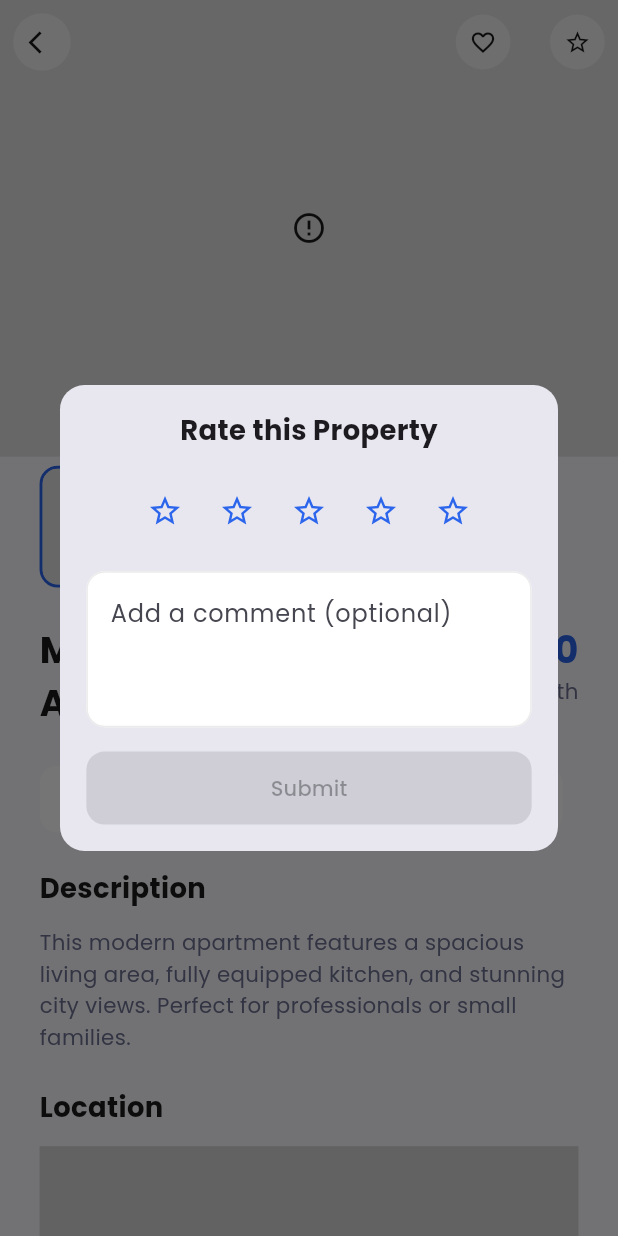
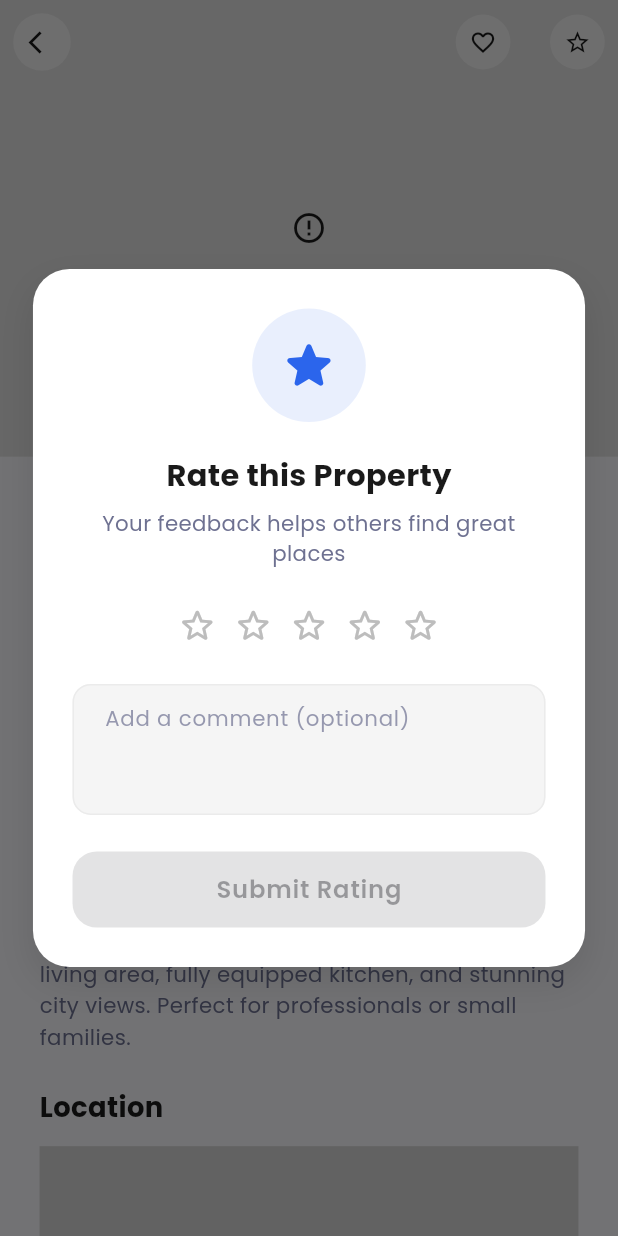
Before and after one commit to Edil-Ayehu/Home-Rental-App, a Flutter app: the PropertyDetailsScreen screen opened directly with sample values from the repository, after a tap on the "star border" icon, on a phone screen of 412 x 824 dp. Run offline on Flutter 3.47's test engine with Material 3 defaults, Android fonts, the phone set to English and light mode, and no system bars; drawn by our look-alikes of cached_network_image, google_maps_flutter; our stand-ins replace carousel_slider, flutter_dotenv, flutter_screenutil, go_router, google_fonts, image_picker and 2 more; accounts and stored records are empty; network calls fail.

Commit message:
rating dialog ui polish

```diff
--- a/lib/views/property_detail/widgets/rating_dialog.dart
+++ b/lib/views/property_detail/widgets/rating_dialog.dart
@@ -1,6 +1,7 @@
 import 'package:flutter/material.dart';
 import 'package:flutter_screenutil/flutter_screenutil.dart';
 import '../../../core/constants/color_constants.dart';
+import '../../../widgets/common/custom_button.dart';
 
 class RatingDialog extends StatefulWidget {
   final Function(double rating, String comment) onSubmit;
@@ -22,54 +23,140 @@ class _RatingDialogState extends State<RatingDialog> {
   Widget build(BuildContext context) {
     return Dialog(
       shape: RoundedRectangleBorder(
-        borderRadius: BorderRadius.circular(16.r),
+        borderRadius: BorderRadius.circular(24.r),
       ),
-      child: Padding(
-        padding: EdgeInsets.all(16.w),
+      elevation: 0,
+      backgroundColor: Colors.transparent,
+      insetPadding: EdgeInsets.symmetric(horizontal: 20.w, vertical: 24.h),
+      child: Container(
+        constraints: BoxConstraints(
+          maxHeight: MediaQuery.of(context).size.height * 0.8,
+        ),
+        decoration: BoxDecoration(
+          color: AppColors.surface,
+          borderRadius: BorderRadius.circular(24.r),
+          boxShadow: [
+            BoxShadow(
+              color: Colors.black.withOpacity(0.1),
+              blurRadius: 20,
+              offset: const Offset(0, 10),
+            ),
+          ],
+        ),
+        child: SingleChildScrollView(
+          padding: EdgeInsets.all(24.w),
           child: Column(
             mainAxisSize: MainAxisSize.min,
             children: [
+              // Header with icon
+              Container(
+                padding: EdgeInsets.all(16.w),
+                decoration: BoxDecoration(
+                  color: AppColors.primary.withOpacity(0.1),
+                  shape: BoxShape.circle,
+                ),
+                child: Icon(
+                  Icons.star_rounded,
+                  size: 40.sp,
+                  color: AppColors.primary,
+                ),
+              ),
+              SizedBox(height: 20.h),
+
+              // Title
               Text(
                 'Rate this Property',
                 style: TextStyle(
-                fontSize: 18.sp,
+                  fontSize: 20.sp,
                   fontWeight: FontWeight.bold,
+                  color: AppColors.textPrimary,
                 ),
               ),
-            SizedBox(height: 16.h),
+              SizedBox(height: 8.h),
+
+              // Subtitle
+              Text(
+                'Your feedback helps others find great places',
+                textAlign: TextAlign.center,
+                style: TextStyle(
+                  fontSize: 14.sp,
+                  color: AppColors.textSecondary,
+                ),
+              ),
+              SizedBox(height: 24.h),
+
+              // Star Rating
               Row(
                 mainAxisAlignment: MainAxisAlignment.center,
                 children: List.generate(5, (index) {
-                return IconButton(
-                  icon: Icon(
-                    index < _rating ? Icons.star : Icons.star_border,
-                    color: AppColors.primary,
+                  return GestureDetector(
+                    onTap: () => setState(() => _rating = index + 1.0),
+                    child: Padding(
+                      padding: EdgeInsets.symmetric(horizontal: 4.w),
+                      child: Icon(
+                        index < _rating ? Icons.star_rounded : Icons.star_outline_rounded,
+                        color: index < _rating ? AppColors.primary : Colors.grey[400],
+                        size: 28.sp, // Slightly smaller size
                       ),
-                  onPressed: () => setState(() => _rating = index + 1.0),
+                    ),
                   );
                 }),
               ),
-            SizedBox(height: 16.h),
+              SizedBox(height: 24.h),
+
+              // Comment TextField
               TextField(
                 controller: _commentController,
                 decoration: InputDecoration(
                   hintText: 'Add a comment (optional)',
+                  hintStyle: TextStyle(
+                    color: AppColors.textSecondary.withOpacity(0.7),
+                    fontSize: 14.sp,
+                  ),
+                  filled: true,
+                  fillColor: Colors.grey[100],
                   border: OutlineInputBorder(
-                  borderRadius: BorderRadius.circular(12.r),
+                    borderRadius: BorderRadius.circular(16.r),
+                    borderSide: BorderSide.none,
+                  ),
+                  contentPadding: EdgeInsets.symmetric(
+                    horizontal: 16.w,
+                    vertical: 12.h,
                   ),
                 ),
                 maxLines: 3,
+                style: TextStyle(
+                  fontSize: 14.sp,
+                  color: AppColors.textPrimary,
                 ),
-            SizedBox(height: 16.h),
-            ElevatedButton(
+              ),
+              SizedBox(height: 24.h),
+
+              // Submit Button
+              CustomButton(
+                text: 'Submit Rating',
                 onPressed: _rating == 0
                     ? null
                     : () => widget.onSubmit(_rating, _commentController.text),
-              child: const Text('Submit'),
+                isLoading: false,
+                height: 50.h,
+                backgroundColor: _rating == 0
+                    ? Colors.grey[300]
+                    : AppColors.primary,
+                textColor: _rating == 0
+                    ? Colors.grey[600]
+                    : Colors.white,
               ),
             ],
           ),
         ),
+      ),
     );
   }
+
+  @override
+  void dispose() {
+    _commentController.dispose();
+    super.dispose();
   }
+}
--- a/lib/widgets/common/custom_button.dart
+++ b/lib/widgets/common/custom_button.dart
@@ -4,7 +4,7 @@ import '../../core/constants/color_constants.dart';
 
 class CustomButton extends StatelessWidget {
   final String text;
-  final VoidCallback onPressed;
+  final VoidCallback? onPressed;
   final bool isLoading;
   final Color? backgroundColor;
   final Color? textColor;
```
Lines whose indentation alone changed are shown as unchanged.
